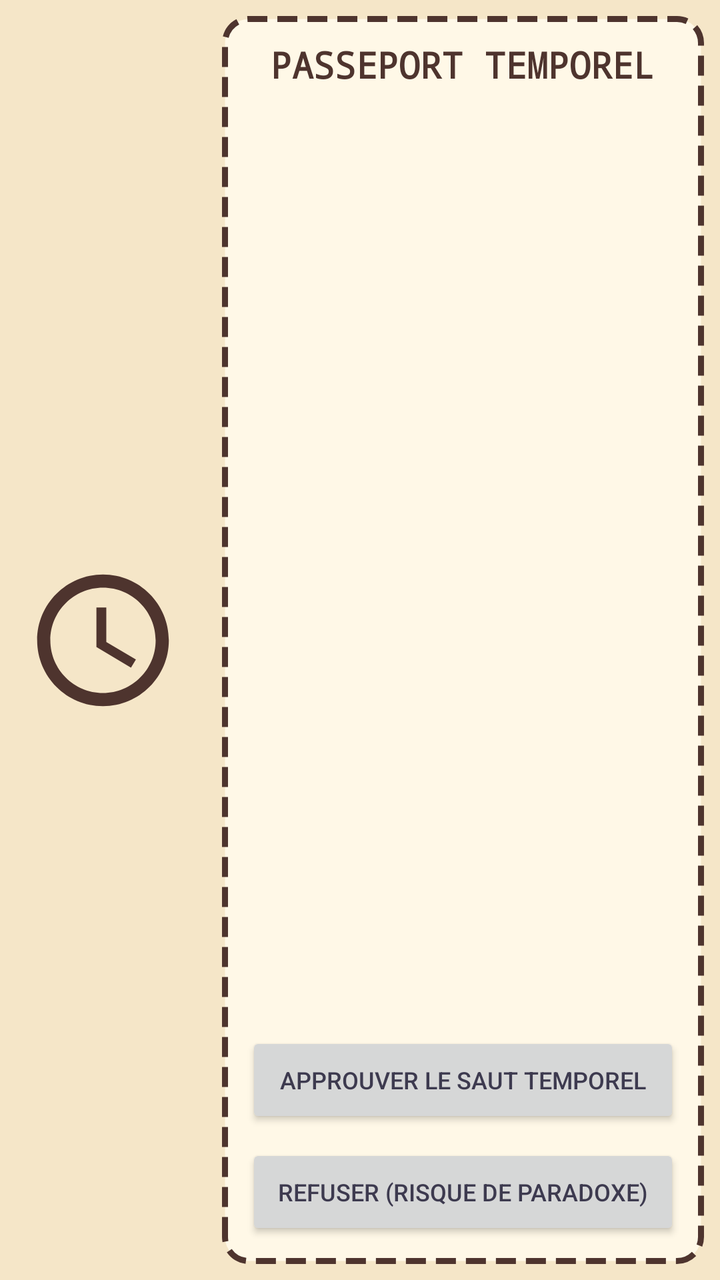
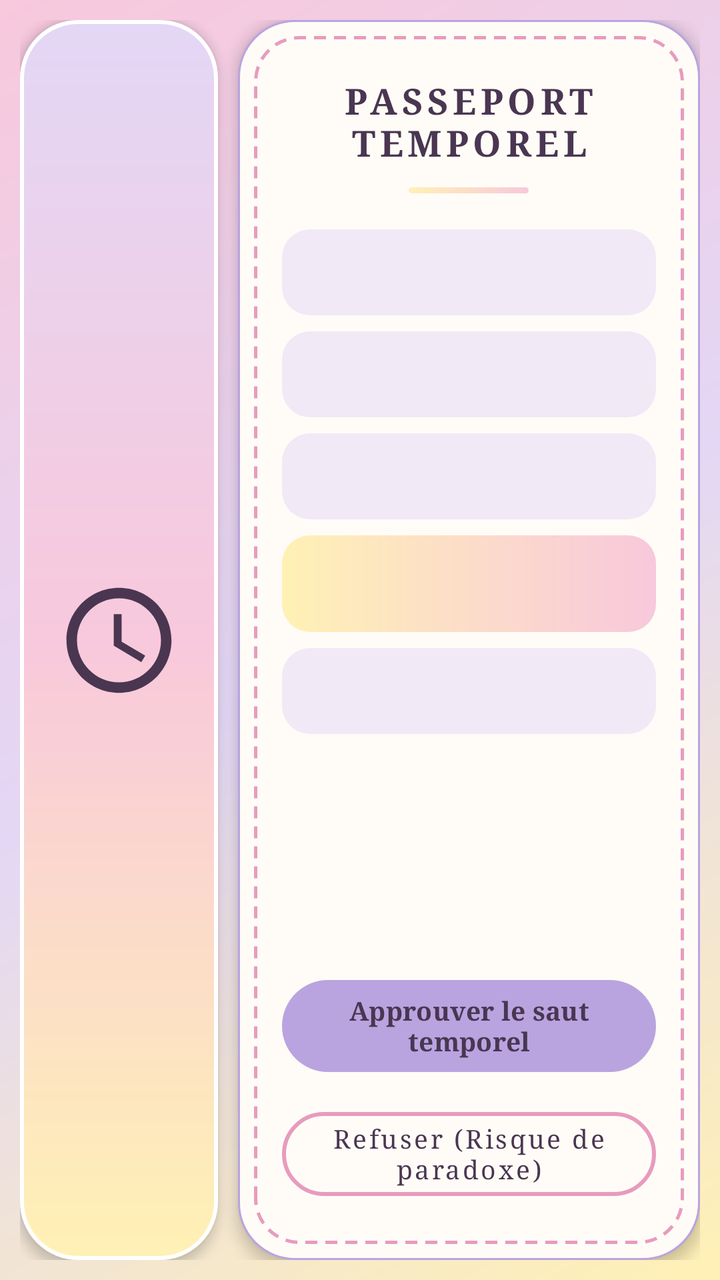

An Android layout rendered at two revisions. The XML below is the earlier revision; the diff shows what the commit changed to produce the second picture.
<!-- AndroidManifest.xml: application theme Theme.DouaneTemporelle -->
<!-- res/layout/activity_verification.xml -->
<?xml version="1.0" encoding="utf-8"?>
<LinearLayout xmlns:android="http://schemas.android.com/apk/res/android"
    android:id="@+id/ll_racine_ib"
    android:layout_width="match_parent"
    android:layout_height="match_parent"
    android:orientation="horizontal"
    android:background="@color/creme_passeport"
    android:fitsSystemWindows="true">

    
    <ImageView
        android:id="@+id/iv_passeport_ib"
        android:layout_width="0dp"
        android:layout_height="match_parent"
        android:layout_weight="0.3"
        android:padding="12dp"
        android:scaleType="fitCenter"
        android:contentDescription="Icône du passeport temporel"
        android:src="@drawable/ic_passeport" />

    
    <RelativeLayout
        android:id="@+id/rl_textes_ib"
        android:layout_width="0dp"
        android:layout_height="match_parent"
        android:layout_weight="0.7"
        android:layout_margin="8dp"
        android:padding="12dp"
        android:background="@drawable/bordure_billet">

        
        <TextView
            android:id="@+id/tv_titre_passeport_ib"
            android:layout_width="match_parent"
            android:layout_height="wrap_content"
            android:gravity="center"
            android:text="PASSEPORT TEMPOREL"
            android:textColor="@color/brun_passeport"
            android:textSize="18sp"
            android:textStyle="bold"
            android:fontFamily="monospace" />

        
        <TextView
            android:id="@+id/tv_nom_ib"
            android:layout_width="match_parent"
            android:layout_height="wrap_content"
            android:layout_below="@id/tv_titre_passeport_ib"
            android:layout_marginTop="16dp"
            android:textColor="@color/brun_passeport"
            android:textSize="14sp"
            android:fontFamily="monospace" />

        
        <TextView
            android:id="@+id/tv_naissance_ib"
            android:layout_width="match_parent"
            android:layout_height="wrap_content"
            android:layout_below="@id/tv_nom_ib"
            android:layout_marginTop="8dp"
            android:textColor="@color/brun_passeport"
            android:textSize="14sp"
            android:fontFamily="monospace" />

        
        <TextView
            android:id="@+id/tv_destination_ib"
            android:layout_width="match_parent"
            android:layout_height="wrap_content"
            android:layout_below="@id/tv_naissance_ib"
            android:layout_marginTop="8dp"
            android:textColor="@color/brun_passeport"
            android:textSize="14sp"
            android:fontFamily="monospace" />

        
        <TextView
            android:id="@+id/tv_age_ib"
            android:layout_width="match_parent"
            android:layout_height="wrap_content"
            android:layout_below="@id/tv_destination_ib"
            android:layout_marginTop="8dp"
            android:textColor="@color/brun_passeport"
            android:textSize="14sp"
            android:textStyle="bold"
            android:fontFamily="monospace" />

        
        <TextView
            android:id="@+id/tv_motif_ib"
            android:layout_width="match_parent"
            android:layout_height="wrap_content"
            android:layout_below="@id/tv_age_ib"
            android:layout_marginTop="8dp"
            android:textColor="@color/brun_passeport"
            android:textSize="14sp"
            android:fontFamily="monospace" />

        
        
        <TextView
            android:id="@+id/tv_alerte_ib"
            android:layout_width="match_parent"
            android:layout_height="wrap_content"
            android:layout_below="@id/tv_motif_ib"
            android:layout_above="@+id/btn_approuver_ib"
            android:layout_marginTop="12dp"
            android:text="PARADOXE DÉTECTÉ : saut non autorisé"
            android:textColor="@color/rouge_refuse"
            android:textSize="13sp"
            android:textStyle="bold"
            android:visibility="gone" />

        
        <Button
            android:id="@+id/btn_refuser_ib"
            android:layout_width="match_parent"
            android:layout_height="wrap_content"
            android:layout_alignParentBottom="true"
            android:text="Refuser (Risque de paradoxe)"
            android:textSize="12sp" />

        
        <Button
            android:id="@+id/btn_approuver_ib"
            android:layout_width="match_parent"
            android:layout_height="wrap_content"
            android:layout_above="@id/btn_refuser_ib"
            android:layout_marginBottom="8dp"
            android:text="Approuver le saut temporel"
            android:textSize="12sp" />

    </RelativeLayout>
</LinearLayout>
<!-- resources referenced by this layout -->
<resources>
  <color name="brun_passeport">#FF4E342E</color>
  <color name="creme_passeport">#FFF5E6C8</color>
  <color name="rouge_refuse">#FFC62828</color>
  <!-- drawable bordure_billet (drawable) -->
  <?xml version="1.0" encoding="utf-8"?>
  <shape xmlns:android="http://schemas.android.com/apk/res/android"
      android:shape="rectangle">
      <solid android:color="@color/creme_clair" />
      <stroke
          android:width="3dp"
          android:color="@color/brun_passeport"
          android:dashWidth="10dp"
          android:dashGap="5dp" />
      <corners android:radius="12dp" />
  </shape>
  <style name="Theme.DouaneTemporelle" parent="Base.Theme.DouaneTemporelle" />
  <color name="creme_clair">#FFFFF8E7</color>
  <color name="MD_primary">#8E8CD8</color>
  <color name="MD_primary_dark">#6C6AB8</color>
  <color name="MD_white">#FFFFFF</color>
  <color name="MD_accent">#C97B84</color>
  <color name="MD_background">#F7F4FB</color>
  <color name="MD_text_dark">#3D3A4F</color>
  <color name="MD_text_light">#8A8699</color>
  <!-- unchanged entries left out for length: 2 -->
</resources>

<!-- the commit's change to res/layout/activity_verification.xml (unified diff, before → after) -->
@@ -1,22 +1,29 @@
 <?xml version="1.0" encoding="utf-8"?>
 <LinearLayout xmlns:android="http://schemas.android.com/apk/res/android"
+    xmlns:app="http://schemas.android.com/apk/res-auto"
     android:id="@+id/ll_racine_ib"
     android:layout_width="match_parent"
     android:layout_height="match_parent"
     android:orientation="horizontal"
-    android:background="@color/creme_passeport"
-    android:fitsSystemWindows="true">
+    android:background="@drawable/bg_pastel_gradient"
+    android:fitsSystemWindows="true"
+    android:padding="10dp">
 
+    
     
     <ImageView
         android:id="@+id/iv_passeport_ib"
         android:layout_width="0dp"
         android:layout_height="match_parent"
         android:layout_weight="0.3"
-        android:padding="12dp"
+        android:layout_marginEnd="10dp"
+        android:padding="18dp"
+        android:background="@drawable/bg_colonne_icone"
+        android:elevation="3dp"
         android:scaleType="fitCenter"
         android:contentDescription="Icône du passeport temporel"
-        android:src="@drawable/ic_passeport" />
+        android:src="@drawable/ic_passeport"
+        app:tint="@color/texte_prune" />
 
     
     <RelativeLayout
@@ -24,30 +31,44 @@
         android:layout_width="0dp"
         android:layout_height="match_parent"
         android:layout_weight="0.7"
-        android:layout_margin="8dp"
-        android:padding="12dp"
-        android:background="@drawable/bordure_billet">
+        android:padding="22dp"
+        android:background="@drawable/bg_passport_card"
+        android:elevation="4dp">
 
         
         <TextView
             android:id="@+id/tv_titre_passeport_ib"
             android:layout_width="match_parent"
             android:layout_height="wrap_content"
+            android:layout_marginTop="6dp"
             android:gravity="center"
+            android:letterSpacing="0.12"
             android:text="PASSEPORT TEMPOREL"
-            android:textColor="@color/brun_passeport"
+            android:textColor="@color/texte_prune"
             android:textSize="18sp"
             android:textStyle="bold"
-            android:fontFamily="monospace" />
+            android:fontFamily="serif" />
+
+        
+        <View
+            android:id="@+id/v_separateur_ib"
+            android:layout_width="60dp"
+            android:layout_height="3dp"
+            android:layout_below="@id/tv_titre_passeport_ib"
+            android:layout_centerHorizontal="true"
+            android:layout_marginTop="10dp"
+            android:background="@drawable/bg_age_highlight" />
 
         
         <TextView
             android:id="@+id/tv_nom_ib"
             android:layout_width="match_parent"
             android:layout_height="wrap_content"
-            android:layout_below="@id/tv_titre_passeport_ib"
-            android:layout_marginTop="16dp"
-            android:textColor="@color/brun_passeport"
+            android:layout_below="@id/v_separateur_ib"
+            android:layout_marginTop="18dp"
+            android:background="@drawable/bg_info_row"
+            android:padding="12dp"
+            android:textColor="@color/texte_prune"
             android:textSize="14sp"
             android:fontFamily="monospace" />
 
@@ -58,7 +79,9 @@
             android:layout_height="wrap_content"
             android:layout_below="@id/tv_nom_ib"
             android:layout_marginTop="8dp"
-            android:textColor="@color/brun_passeport"
+            android:background="@drawable/bg_info_row"
+            android:padding="12dp"
+            android:textColor="@color/texte_prune"
             android:textSize="14sp"
             android:fontFamily="monospace" />
 
@@ -69,7 +92,9 @@
             android:layout_height="wrap_content"
             android:layout_below="@id/tv_naissance_ib"
             android:layout_marginTop="8dp"
-            android:textColor="@color/brun_passeport"
+            android:background="@drawable/bg_info_row"
+            android:padding="12dp"
+            android:textColor="@color/texte_prune"
             android:textSize="14sp"
             android:fontFamily="monospace" />
 
@@ -80,8 +105,11 @@
             android:layout_height="wrap_content"
             android:layout_below="@id/tv_destination_ib"
             android:layout_marginTop="8dp"
-            android:textColor="@color/brun_passeport"
-            android:textSize="14sp"
+            android:background="@drawable/bg_age_highlight"
+            android:gravity="center"
+            android:padding="14dp"
+            android:textColor="@color/texte_prune"
+            android:textSize="15sp"
             android:textStyle="bold"
             android:fontFamily="monospace" />
 
@@ -92,7 +120,9 @@
             android:layout_height="wrap_content"
             android:layout_below="@id/tv_age_ib"
             android:layout_marginTop="8dp"
-            android:textColor="@color/brun_passeport"
+            android:background="@drawable/bg_info_row"
+            android:padding="12dp"
+            android:textColor="@color/texte_prune"
             android:textSize="14sp"
             android:fontFamily="monospace" />
 
@@ -103,32 +133,49 @@
             android:layout_width="match_parent"
             android:layout_height="wrap_content"
             android:layout_below="@id/tv_motif_ib"
-            android:layout_above="@+id/btn_approuver_ib"
-            android:layout_marginTop="12dp"
-            android:text="PARADOXE DÉTECTÉ : saut non autorisé"
-            android:textColor="@color/rouge_refuse"
+            android:layout_marginTop="14dp"
+            android:background="@drawable/bg_alerte"
+            android:gravity="center"
+            android:padding="12dp"
+            android:text="⚠ PARADOXE DÉTECTÉ : saut non autorisé"
+            android:textColor="@color/texte_alerte"
             android:textSize="13sp"
             android:textStyle="bold"
             android:visibility="gone" />
 
         
-        <Button
+        <com.google.android.material.button.MaterialButton
             android:id="@+id/btn_refuser_ib"
+            style="@style/Widget.MaterialComponents.Button.OutlinedButton"
             android:layout_width="match_parent"
-            android:layout_height="wrap_content"
+            android:layout_height="54dp"
             android:layout_alignParentBottom="true"
+            android:layout_marginBottom="4dp"
+            android:fontFamily="serif"
             android:text="Refuser (Risque de paradoxe)"
-            android:textSize="12sp" />
+            android:textAllCaps="false"
+            android:textColor="@color/texte_prune"
+            android:textSize="13sp"
+            app:backgroundTint="@color/creme_carte"
+            app:cornerRadius="27dp"
+            app:strokeColor="@color/pastel_rose_fonce"
+            app:strokeWidth="2dp" />
 
         
-        <Button
+        <com.google.android.material.button.MaterialButton
             android:id="@+id/btn_approuver_ib"
             android:layout_width="match_parent"
-            android:layout_height="wrap_content"
+            android:layout_height="54dp"
             android:layout_above="@id/btn_refuser_ib"
-            android:layout_marginBottom="8dp"
+            android:layout_marginBottom="10dp"
+            android:fontFamily="serif"
             android:text="Approuver le saut temporel"
-            android:textSize="12sp" />
+            android:textAllCaps="false"
+            android:textColor="@color/texte_prune"
+            android:textSize="13sp"
+            android:textStyle="bold"
+            app:backgroundTint="@color/tint_btn_approuver"
+            app:cornerRadius="27dp" />
 
     </RelativeLayout>
 </LinearLayout>
<!-- resource entries referenced after the edit -->
@@ -1,22 +1,85 @@
 <!-- resources referenced by this layout -->
 <resources>
-  <color name="brun_passeport">#FF4E342E</color>
-  <color name="creme_passeport">#FFF5E6C8</color>
-  <color name="rouge_refuse">#FFC62828</color>
-  <!-- drawable bordure_billet (drawable) -->
+  <color name="creme_carte">#FFFCF7</color>
+  <color name="pastel_rose_fonce">#E89BBE</color>
+  <color name="texte_alerte">#B0476F</color>
+  <color name="texte_prune">#4A3651</color>
+  <!-- drawable bg_age_highlight (drawable) -->
   <?xml version="1.0" encoding="utf-8"?>
   <shape xmlns:android="http://schemas.android.com/apk/res/android"
       android:shape="rectangle">
-      <solid android:color="@color/creme_clair" />
-      <stroke
-          android:width="3dp"
-          android:color="@color/brun_passeport"
-          android:dashWidth="10dp"
-          android:dashGap="5dp" />
-      <corners android:radius="12dp" />
+      <gradient
+          android:angle="0"
+          android:startColor="@color/pastel_jaune"
+          android:endColor="@color/pastel_rose" />
+      <corners android:radius="14dp" />
+  </shape>
+  <!-- drawable bg_alerte (drawable) -->
+  <?xml version="1.0" encoding="utf-8"?>
+  <shape xmlns:android="http://schemas.android.com/apk/res/android"
+      android:shape="rectangle">
+      <solid android:color="#FDE4EE" />
+      <corners android:radius="16dp" />
+      <stroke android:width="1.5dp" android:color="@color/pastel_rose_fonce" />
+  </shape>
+  <!-- drawable bg_colonne_icone (drawable) -->
+  <?xml version="1.0" encoding="utf-8"?>
+  <shape xmlns:android="http://schemas.android.com/apk/res/android"
+      android:shape="rectangle">
+      <gradient
+          android:angle="270"
+          android:startColor="@color/pastel_lavande"
+          android:centerColor="@color/pastel_rose"
+          android:endColor="@color/pastel_jaune" />
+      <corners android:radius="28dp" />
+      <stroke android:width="2dp" android:color="@color/blanc" />
+  </shape>
+  <!-- drawable bg_info_row (drawable) -->
+  <?xml version="1.0" encoding="utf-8"?>
+  <shape xmlns:android="http://schemas.android.com/apk/res/android"
+      android:shape="rectangle">
+      <solid android:color="#80E3D7F5" />
+      <corners android:radius="14dp" />
+  </shape>
+  <!-- drawable bg_passport_card (drawable) -->
+  <?xml version="1.0" encoding="utf-8"?>
+  <layer-list xmlns:android="http://schemas.android.com/apk/res/android">
+      <item>
+          <shape android:shape="rectangle">
+              <solid android:color="@color/creme_carte" />
+              <corners android:radius="28dp" />
+              <stroke android:width="1dp" android:color="@color/pastel_lavande_fonce" />
+          </shape>
+      </item>
+      <item android:left="8dp" android:top="8dp" android:right="8dp" android:bottom="8dp">
+          <shape android:shape="rectangle">
+              <solid android:color="@android:color/transparent" />
+              <corners android:radius="22dp" />
+              <stroke
+                  android:width="1.5dp"
+                  android:color="@color/pastel_rose_fonce"
+                  android:dashWidth="6dp"
+                  android:dashGap="4dp" />
+          </shape>
+      </item>
+  </layer-list>
+  <!-- drawable bg_pastel_gradient (drawable) -->
+  <?xml version="1.0" encoding="utf-8"?>
+  <shape xmlns:android="http://schemas.android.com/apk/res/android"
+      android:shape="rectangle">
+      <gradient
+          android:angle="315"
+          android:startColor="@color/pastel_rose"
+          android:centerColor="@color/pastel_lavande"
+          android:endColor="@color/pastel_jaune"
+          android:type="linear" />
   </shape>
   <style name="Theme.DouaneTemporelle" parent="Base.Theme.DouaneTemporelle" />
-  <color name="creme_clair">#FFFFF8E7</color>
+  <color name="pastel_jaune">#FFF1B5</color>
+  <color name="pastel_rose">#F8C8DC</color>
+  <color name="pastel_lavande">#E3D7F5</color>
+  <color name="blanc">#FFFFFF</color>
+  <color name="pastel_lavande_fonce">#B9A4E0</color>
   <color name="MD_primary">#8E8CD8</color>
   <color name="MD_primary_dark">#6C6AB8</color>
   <color name="MD_white">#FFFFFF</color>
